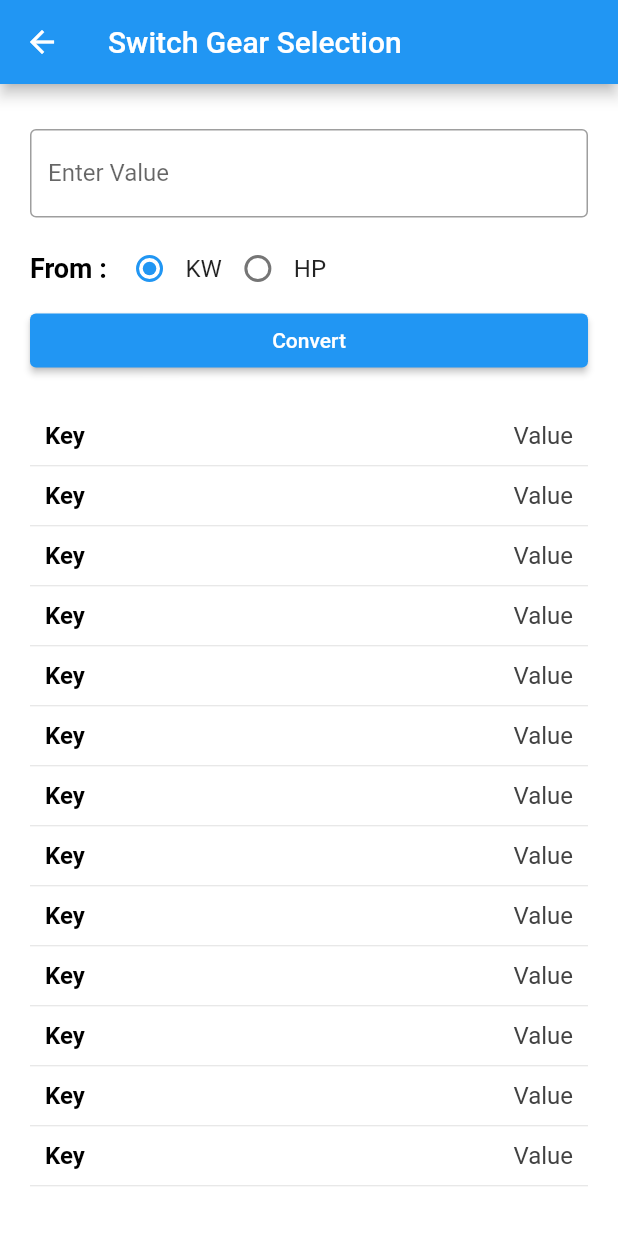
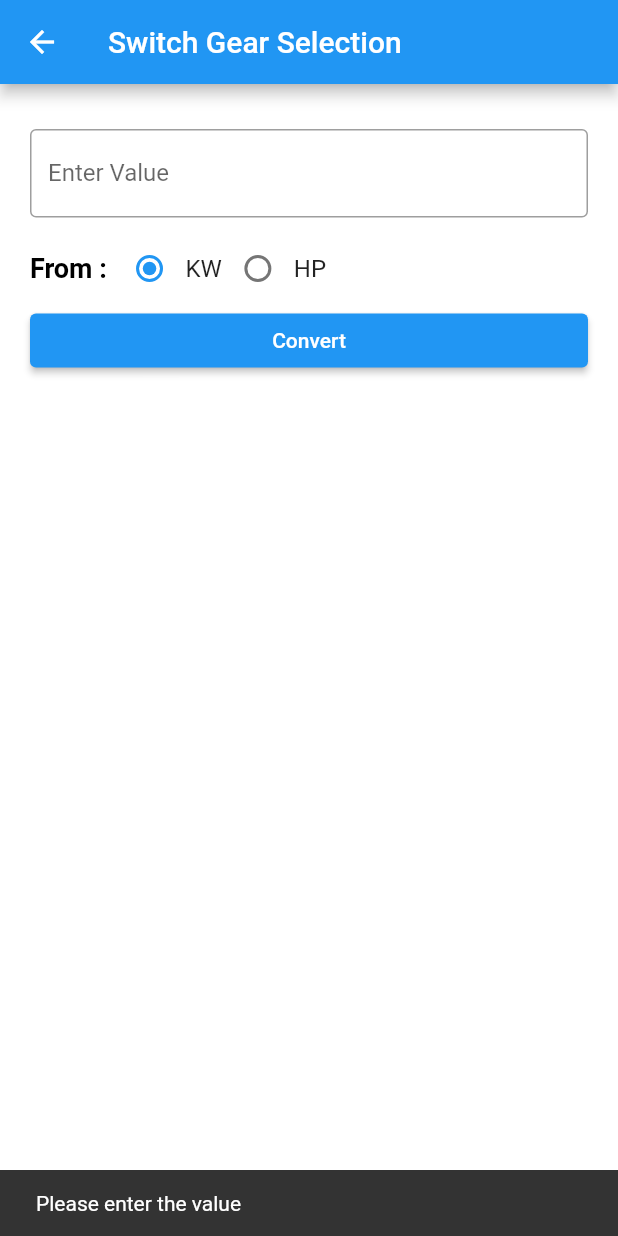
Before and after one commit to govindj6/enggtools, a Flutter app: the SwitchGearSelection screen opened directly, after a tap on "Convert", on a phone screen of 412 x 824 dp. Run offline on Flutter 3.47's test engine with Material 2 defaults, Android fonts, the phone set to English and light mode, and no system bars.

Commit message:
SwitchGearSelection screen completed.

```diff
--- a/lib/SwitchGearSelection.dart
+++ b/lib/SwitchGearSelection.dart
@@ -12,11 +12,15 @@ class SwitchGearSelection extends StatefulWidget {
 }
 
 class _SwitchGearSelection extends State<SwitchGearSelection> {
+  final txtValueController = TextEditingController();
   late String selectedOption;
-  List<KeyValue> keyValueList = [
-    new KeyValue('Ful Load Current :', '37.44 Amp'),
-    new KeyValue('Ful Load Current :', '37.44 Amp')
-  ];
+  List<KeyValue> keyValueList = [];
+
+  @override
+  void dispose() {
+    txtValueController.dispose();
+    super.dispose();
+  }
 
   @override
   void initState() {
@@ -41,6 +45,7 @@ class _SwitchGearSelection extends State<SwitchGearSelection> {
                   border: OutlineInputBorder(),
                   labelText: 'Enter Value',
                 ),
+                controller: txtValueController,
               ),
               Container(
                 margin: EdgeInsets.only(top: 10.0),
@@ -89,9 +94,31 @@ class _SwitchGearSelection extends State<SwitchGearSelection> {
                 child: ElevatedButton(
                   child: Text('Convert'),
                   onPressed: () {
-                    setState(() {
-                      print(keyValueList.length);
-                    });
+                    if (txtValueController.text.isNotEmpty) {
+                      setState(() {
+                        keyValueList.clear();
+                        keyValueList.add(
+                            new KeyValue('Ful Load Current :', '54.46 Amp.'));
+                        keyValueList
+                            .add(new KeyValue('Starter Type:', 'Star-Delta'));
+                        keyValueList.add(new KeyValue(
+                            'Overload Relay (min.) :', '38.12 Amp.'));
+                        keyValueList.add(new KeyValue(
+                            'Overload Relay (max.) :', '65.32 Amp.'));
+                        keyValueList
+                            .add(new KeyValue('Contactor :', '0.00 Amp.'));
+                        keyValueList.add(
+                            new KeyValue('Contactor Star :', '17.97 Amp.'));
+                        keyValueList.add(
+                            new KeyValue('Contactor Main :', '31.59 Amp.'));
+                        keyValueList.add(
+                            new KeyValue('Contactor Delta :', '39.59 Amp.'));
+                      });
+                    } else {
+                      ScaffoldMessenger.of(context).showSnackBar(SnackBar(
+                        content: Text("Please enter the value"),
+                      ));
+                    }
                   },
                 ),
               ),
@@ -115,27 +142,29 @@ class _SwitchGearSelection extends State<SwitchGearSelection> {
 
   List<Widget> _getListData() {
     List<Widget> widgets = [];
-    for (int i = 0; i < 50; i++) {
+    keyValueList.forEach((element) {
       widgets.add(Padding(
           padding: EdgeInsets.all(10.0),
           child: Row(
             mainAxisAlignment: MainAxisAlignment.spaceBetween,
             children: [
               Text(
-                'Key',
+                element.key,
                 style: TextStyle(
                     fontSize: 16,
                     fontWeight: FontWeight.bold,
                     color: Colors.black),
               ),
-              Text('Value',
-                  style: TextStyle(
-                      fontSize: 16,
-                      fontWeight: FontWeight.normal,
-                      color: Colors.grey[800]))
+              Text(
+                element.value,
+                style: TextStyle(
+                    fontSize: 16,
+                    fontWeight: FontWeight.normal,
+                    color: Colors.grey[800]),
+              )
             ],
           )));
-    }
+    });
     return widgets;
   }
 }
--- /dev/null
+++ b/lib/entities/KeyValue.dart
@@ -0,0 +1,6 @@
+class KeyValue {
+  String key;
+  String value;
+
+  KeyValue(this.key, this.value);
+}
```
